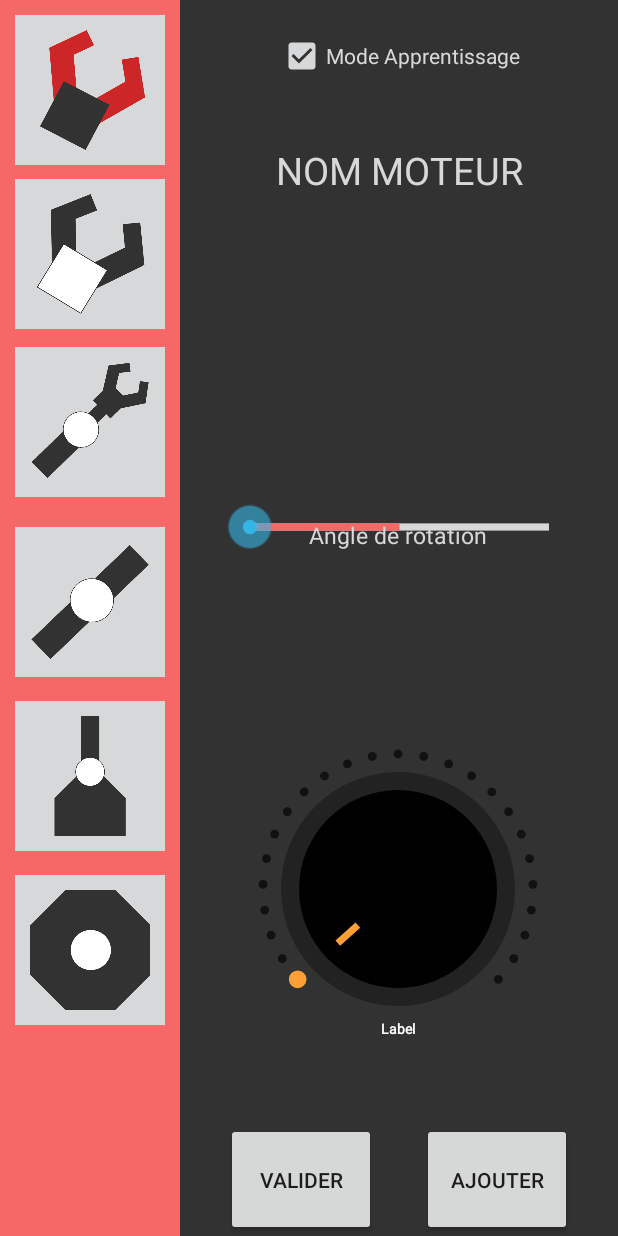
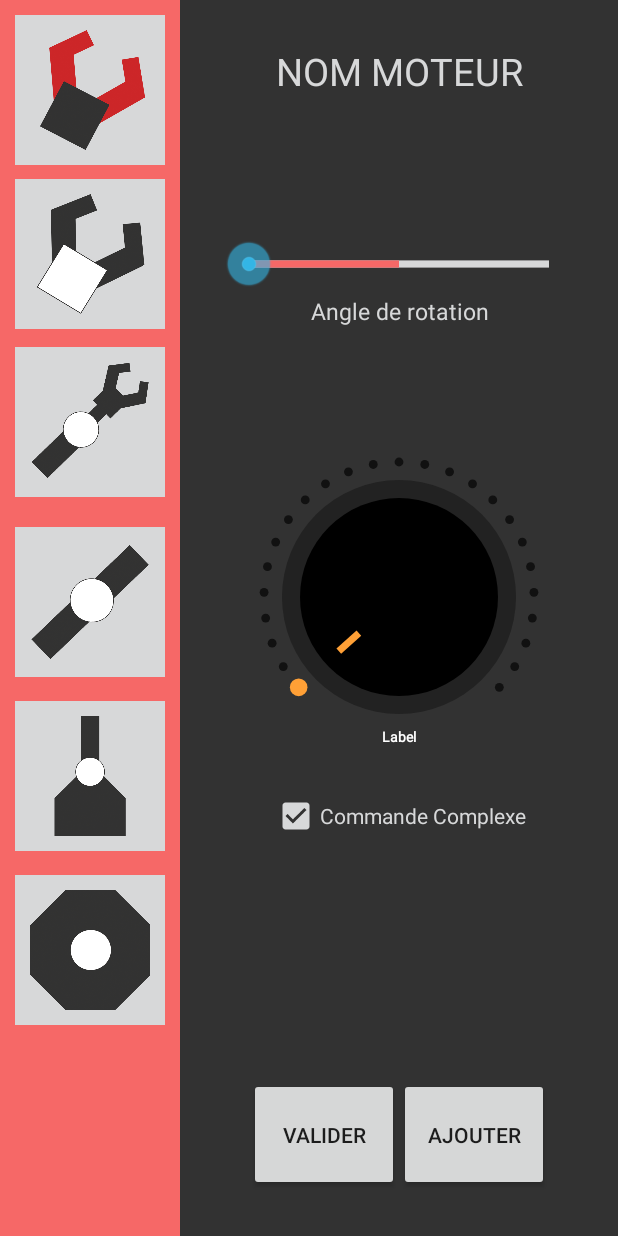
Before and after one commit to outcast292/EST-PFE-Hercules2000-android, an Android app: the controlApp screen opened directly, with no data from a screen before it, on a phone screen of 412 x 824 dp. Run offline under Robolectric (Android 15) with nearby library versions, the phone set to English and light mode, and no system bars; libraries missing offline, so code that uses them is left out: com.r0adkll.slidr; 38 statements that could not run were skipped.

Commit message:
reworked control activty

```diff
--- a/app/src/main/java/com/hercules2000/controlApp/HomeMenu.java
+++ b/app/src/main/java/com/hercules2000/controlApp/HomeMenu.java
@@ -23,6 +23,7 @@ public class HomeMenu extends AppCompatActivity {
             Intent intent = new Intent(this, controlApp.class);
             startActivity(intent);
             connectionUtils.sendMessage("setmode 1");
+            connectionUtils.readMessage();
             controllerHandler.initMotors();
         }else{
             showDialog("Erreur","Veuillez vous connectez!");
--- a/app/src/main/java/com/hercules2000/controlApp/controlApp.java
+++ b/app/src/main/java/com/hercules2000/controlApp/controlApp.java
@@ -39,6 +39,11 @@ public class controlApp extends AppCompatActivity {
     protected void onCreate(Bundle savedInstanceState) {
         super.onCreate(savedInstanceState);
         initControl();
+    }
+
+    @Override
+    protected void onResume() {
+        super.onResume();
     }
 
     public void initControl() {
--- a/app/src/main/java/com/hercules2000/controlApp/controllerHandler.java
+++ b/app/src/main/java/com/hercules2000/controlApp/controllerHandler.java
@@ -10,6 +10,8 @@ public class controllerHandler {
 
     public static void initMotors()
     {
+        String dollarRequest = getDollar();
+
         Tanguage = new Moteur("Tanguage", -90, 90);
         setCurrentState(Tanguage,dollarRequest);
         Roulis = new Moteur("Roulis", -160, 160);
--- a/app/src/main/res/layout/content_main.xml
+++ b/app/src/main/res/layout/content_main.xml
@@ -1,111 +1,102 @@
 <?xml version="1.0" encoding="utf-8"?>
-<androidx.constraintlayout.widget.ConstraintLayout xmlns:android="http://schemas.android.com/apk/res/android"
+<RelativeLayout xmlns:android="http://schemas.android.com/apk/res/android"
     xmlns:app="http://schemas.android.com/apk/res-auto"
     xmlns:tools="http://schemas.android.com/tools"
     android:id="@+id/paneCtrl"
     android:layout_width="291dp"
     android:layout_height="match_parent"
-    android:background="@color/bgGray">
+    android:background="@color/bgGray"
+    android:padding="30dp">
 
 
     <TextView
         android:id="@+id/nomMoteur"
-        android:layout_width="265dp"
-        android:layout_height="31dp"
-        android:layout_marginTop="96dp"
-        android:gravity="center"
+        android:layout_width="match_parent"
+        android:layout_height="wrap_content"
         android:text="@string/nom_moteur"
         android:textAllCaps="true"
         android:textColor="@color/whiteGray"
         android:textSize="25sp"
-        app:layout_constraintEnd_toEndOf="parent"
-        app:layout_constraintStart_toStartOf="parent"
-        app:layout_constraintTop_toTopOf="parent" />
+        android:layout_alignParentTop="true"
+        android:gravity="center"
+        android:layout_marginBottom="70dp"
+        />
 
-    <androidx.constraintlayout.widget.ConstraintLayout
+    <RelativeLayout
+        android:id="@+id/container"
         android:layout_width="match_parent"
-        android:layout_height="100dp"
-        app:layout_constraintBottom_toTopOf="@+id/knobVitesse"
-        app:layout_constraintTop_toBottomOf="@+id/nomMoteur"
-        app:layout_constraintVertical_bias="0.783"
-        tools:layout_editor_absoluteX="0dp">
+        android:layout_height="wrap_content"
+        android:layout_centerInParent="true"
+        android:layout_below="@id/nomMoteur"
+        android:layout_marginBottom="80dp"
+        >
 
         <com.vashisthg.startpointseekbar.StartPointSeekBar
             android:id="@+id/knobAngle"
-            android:layout_width="231dp"
+            android:layout_width="match_parent"
             android:layout_height="wrap_content"
-            android:layout_marginBottom="-60dp"
             app:defaultBackgroundColor="@color/whiteGray"
             app:defaultBackgroundRangeColor="@color/redPink"
-            app:layout_constraintBottom_toTopOf="@+id/angletxtValue"
-            app:layout_constraintEnd_toEndOf="parent"
-            app:layout_constraintStart_toStartOf="parent"
-            app:layout_constraintTop_toTopOf="parent" />
+            android:layout_centerInParent="true"/>
 
         <TextView
             android:id="@+id/angletxtValue"
-            android:layout_width="wrap_content"
+            android:layout_width="match_parent"
             android:layout_height="wrap_content"
-            android:layout_below="@id/knobAngle"
-            android:layout_centerInParent="true"
-            android:layout_marginBottom="30dp"
             android:text="Angle de rotation"
             android:textColor="@color/whiteGray"
             android:textSize="15dp"
-            app:layout_constraintBottom_toBottomOf="parent"
-            app:layout_constraintEnd_toEndOf="parent"
-            app:layout_constraintHorizontal_bias="0.497"
-            app:layout_constraintStart_toStartOf="parent"
-            app:layout_constraintTop_toBottomOf="@+id/knobAngle" />
-    </androidx.constraintlayout.widget.ConstraintLayout>
+            android:layout_below="@id/knobAngle"
+            android:layout_marginTop="30dp"
+            android:gravity="center"
+            />
+
+
+    </RelativeLayout>
 
     <com.sdsmdg.harjot.crollerTest.Croller
         android:id="@+id/knobVitesse"
         android:layout_width="200dp"
         android:layout_height="200dp"
-        android:layout_marginBottom="56dp"
-        android:padding="20dp"
         app:back_circle_color="#EDEDED"
         app:indicator_color="@color/redPink"
         app:indicator_width="10"
         app:is_continuous="true"
         app:label="Vitesse de rotation (°/s)"
         app:label_color="@color/whiteGray"
-        app:layout_constraintBottom_toTopOf="@+id/bntValider"
-        app:layout_constraintEnd_toEndOf="parent"
-        app:layout_constraintHorizontal_bias="0.494"
-        app:layout_constraintStart_toStartOf="parent"
         app:main_circle_color="@color/bgGray"
         app:max="30"
         app:min="1"
         app:progress_primary_color="@color/whiteGray"
         app:progress_secondary_color="@color/redPink"
-        app:start_offset="45" />
+        app:start_offset="45"
+        android:layout_below="@id/container"
+        android:layout_centerInParent="true"
+        />
+
+    <LinearLayout
+        android:layout_width="match_parent"
+        android:layout_height="wrap_content"
+        android:gravity="center_horizontal"
+        android:orientation="horizontal"
+        android:layout_alignParentBottom="true">
 
         <Button
             android:id="@+id/bntValider"
             android:layout_width="100dp"
             android:layout_height="75dp"
             android:onClick="btnValider"
-        android:text="@string/valider"
-        app:layout_constraintBottom_toBottomOf="parent"
-        app:layout_constraintEnd_toStartOf="@id/Ajouter"
-        app:layout_constraintHorizontal_bias="0.21"
-        app:layout_constraintStart_toStartOf="parent" />
+            android:text="@string/valider" />
 
         <Button
             android:id="@+id/Ajouter"
             android:layout_width="100dp"
             android:layout_height="75dp"
-        android:layout_marginTop="56dp"
             android:onClick="btnAjouter"
-        android:text="Ajouter"
-        app:layout_constraintBottom_toBottomOf="parent"
-        app:layout_constraintEnd_toEndOf="parent"
-        app:layout_constraintHorizontal_bias="0.759"
-        app:layout_constraintStart_toEndOf="@+id/bntValider"
-        app:layout_constraintTop_toBottomOf="@+id/knobVitesse"
-        app:layout_constraintVertical_bias="0.0" />
+            android:text="Ajouter"/>
+        />
+
+    </LinearLayout>
 
     <CheckBox
         android:id="@+id/isAppMode"
@@ -115,13 +106,12 @@
         android:backgroundTint="#00FF0000"
         android:buttonTint="@color/whiteGray"
         android:onClick="onClickCheckBox"
-        android:text="Mode Apprentissage"
+        android:text="Commande Complexe"
         android:textColor="@color/whiteGray"
         android:textColorHint="@color/whiteGray"
-        app:layout_constraintBottom_toTopOf="@+id/nomMoteur"
-        app:layout_constraintEnd_toEndOf="parent"
-        app:layout_constraintStart_toStartOf="parent"
-        app:layout_constraintTop_toTopOf="parent"
-        app:layout_constraintVertical_bias="0.333" />
+        android:layout_below="@id/knobVitesse"
+        android:layout_centerInParent="true"
+        android:layout_marginTop="30dp"
+        />
 
-</androidx.constraintlayout.widget.ConstraintLayout>
+</RelativeLayout>
```
Lines whose indentation alone changed are shown as unchanged.
